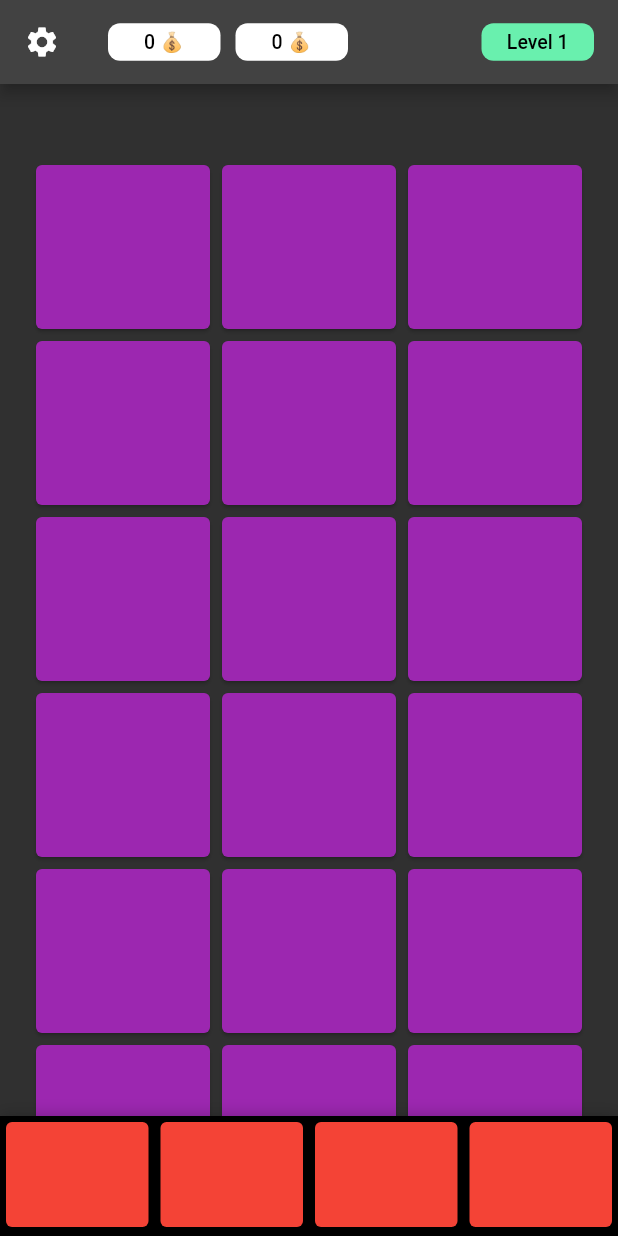
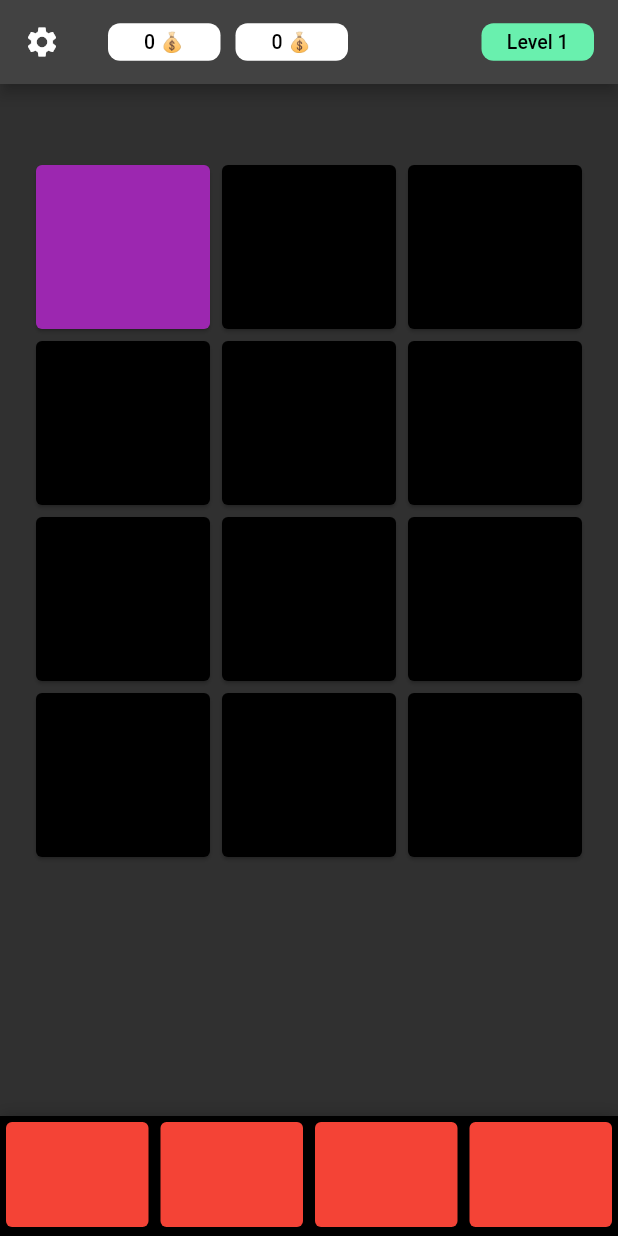
Before and after one commit to scancetin/idle-game, a Flutter app: the screen it shows after launch, on a phone screen of 412 x 824 dp. Run offline on Flutter 3.47's test engine with Material 2 defaults, Android fonts, the phone set to English and light mode, and no system bars; drawn by our look-alikes of sliding_up_panel; our stand-ins replace shared_preferences.

Commit message:
add crop functions added

```diff
--- a/lib/constants.dart
+++ /dev/null
@@ -1 +0,0 @@
-class K {}
--- a/lib/main.dart
+++ b/lib/main.dart
@@ -1,6 +1,7 @@
 // ignore_for_file: prefer_const_constructors
 
 import 'package:flutter/material.dart';
+import 'package:idle_game/model/crop_model.dart';
 import 'package:idle_game/view/home_view.dart';
 import 'package:provider/provider.dart';
 import 'model/user_shared_prefs.dart';
@@ -8,11 +9,13 @@ import 'model/user_shared_prefs.dart';
 Future<void> main() async {
   WidgetsFlutterBinding.ensureInitialized();
   await UserSimplePrefs.init();
+  await CropModel.init();
 
   runApp(
     MultiProvider(
       providers: [
         ChangeNotifierProvider(create: (_) => UserSimplePrefs()),
+        ChangeNotifierProvider(create: (_) => CropModel()),
       ],
       child: const MyApp(),
     ),
--- /dev/null
+++ b/lib/model/crop_model.dart
@@ -0,0 +1,66 @@
+// ignore_for_file: avoid_print, unused_field
+
+import 'package:flutter/cupertino.dart';
+import 'package:shared_preferences/shared_preferences.dart';
+
+class CropModel extends ChangeNotifier {
+  static late SharedPreferences _prefs;
+  static const String _plotSize = "plotSize";
+  static const String _cropSize = "cropSize";
+  static const String _cropsById = "cropsById";
+
+  static Future init() async {
+    _prefs = await SharedPreferences.getInstance();
+  }
+
+  int get plotSize => _prefs.getInt(_plotSize) ?? 4;
+  int get cropSize => _prefs.getInt(_cropSize) ?? 1;
+  List<String> get cropsById => _prefs.getStringList(_cropsById) ?? ["0"];
+  int cropByPlotId(int plotId) => int.parse(cropsById[plotId - 1]);
+
+  Future addCrop(int cropId) async {
+    List<String> newList = cropsById;
+    newList.add(cropId.toString());
+    await _prefs.setStringList(_cropsById, newList);
+    await _prefs.setInt(_cropSize, cropSize + 1);
+    notifyListeners();
+  }
+
+  Future addPlot() async {
+    await _prefs.setInt(_plotSize, plotSize + 1);
+    notifyListeners();
+  }
+
+  Future restartCrops() async {
+    await _prefs.setStringList(_cropsById, ["0"]);
+    await _prefs.setInt(_cropSize, 1);
+    await _prefs.setInt(_plotSize, 4);
+    notifyListeners();
+  }
+  // late int _plotSize;
+  // late int _cropSize;
+  // late List<int> _cropsById;
+
+  // CropModel() {
+  //   _plotSize = 4;
+  //   _cropSize = 1;
+  //   _cropsById = [0];
+  // }
+
+  // int get plotSize => _plotSize;
+  // int get cropSize => _cropSize;
+  // List<int> get cropsById => _cropsById;
+  // int cropByPlotId(int plotId) => _cropsById[plotId - 1];
+
+  // void addCrop(int cropId) {
+  //   _cropsById.add(cropId);
+  //   _cropSize++;
+  //   print(_cropsById);
+  //   notifyListeners();
+  // }
+
+  // void addPlot() {
+  //   _plotSize += 1;
+  //   notifyListeners();
+  // }
+}
--- /dev/null
+++ b/lib/util/constants.dart
@@ -0,0 +1,10 @@
+class KCrop {
+  static const List<String> cropNames = ["potato", "carrot", "tomato", "sunflower", "blueberry", "pumpkin", "strawberry", "corn", "eggplant", "watermelon"];
+  static const List<int> cropIds = [0, 1, 2, 3, 4, 5, 6, 7, 8, 9];
+  static const List<int> cropPrices = [1, 10, 100, 1000, 5000, 10000, 50000, 100000, 500000, 1000000];
+  static const List<int> cropIncomes = [1, 2, 4, 8, 16, 32, 64, 128, 256, 512];
+}
+
+class KMessages {}
+
+class KDesign {}
--- a/lib/view/components/crop_plot_components/crop_plot.dart
+++ b/lib/view/components/crop_plot_components/crop_plot.dart
@@ -1,25 +1,71 @@
 // ignore_for_file: prefer_const_constructors, avoid_print, unused_import
 
 import 'package:flutter/material.dart';
+import 'package:idle_game/model/crop_model.dart';
 import 'package:idle_game/model/user_shared_prefs.dart';
+import 'package:idle_game/util/constants.dart';
 import 'package:provider/provider.dart';
 
 class CropPlot extends StatelessWidget {
-  const CropPlot({Key? key}) : super(key: key);
+  final int plotId;
+  const CropPlot({Key? key, required this.plotId}) : super(key: key);
 
   @override
   Widget build(BuildContext context) {
-    return Consumer<UserSimplePrefs>(builder: (context, model, child) {
+    return Consumer2<UserSimplePrefs, CropModel>(builder: (context, userModel, cropModel, child) {
       return GestureDetector(
-        child: Card(
-          color: Colors.purple,
-          child: Container(),
-        ),
+        child: cropCardWidget(cropModel),
         onTap: () {
-          model.setCoin(1);
-          model.nextLvlCheck();
+          print(plotId);
+          print(cropModel.cropSize);
+
+          if (cropModel.cropSize >= plotId) {
+            //! böyle almak yerine crop modele bir değişken eklenebilir veya farklı şekillerde yapılabilir
+            userModel.setCoin(KCrop.cropIncomes[cropModel.cropByPlotId(plotId)]);
+            userModel.nextLvlCheck();
+          } else if (cropModel.cropSize + 1 == plotId) {
+            _showMaterialDialog(context, cropModel);
+          }
         },
       );
     });
   }
+
+  Widget cropCardWidget(CropModel cropModel) {
+    return Card(
+      color: cropModel.cropSize >= plotId ? Colors.purple : Colors.black,
+      child: Container(),
+    );
+  }
+
+  void _showMaterialDialog(BuildContext context, CropModel cropModel) {
+    showDialog(
+        barrierDismissible: false,
+        context: context,
+        builder: (context) {
+          return WillPopScope(
+            onWillPop: () async => false,
+            child: AlertDialog(
+              backgroundColor: Colors.amber,
+              title: Center(
+                  child: Text(
+                "ASD",
+                style: TextStyle(color: Colors.black, fontSize: 20),
+              )),
+              actions: <Widget>[
+                TextButton(
+                  onPressed: () {
+                    cropModel.addCrop(5);
+                    if (cropModel.cropSize > cropModel.plotSize * 3 - 3) {
+                      cropModel.addPlot();
+                    }
+                    Navigator.pop(context, true);
+                  },
+                  child: Text("Constants.PO", style: TextStyle(color: Colors.black, fontSize: 20)),
+                ),
+              ],
+            ),
+          );
+        });
+  }
 }
--- a/lib/view/components/crop_plot_components/crop_plot_line.dart
+++ b/lib/view/components/crop_plot_components/crop_plot_line.dart
@@ -1,23 +1,21 @@
 // ignore_for_file: prefer_const_constructors
 
 import 'package:flutter/material.dart';
-
 import 'crop_plot.dart';
 
 class CropPlotLine extends StatelessWidget {
-  const CropPlotLine({super.key});
+  final int cropLineNo;
+  const CropPlotLine({super.key, required this.cropLineNo});
 
   @override
   Widget build(BuildContext context) {
     return SizedBox(
       height: MediaQuery.of(context).size.width / 3 - 20,
-      // width: MediaQuery.of(context).size.width / 3,
       child: Row(
-        // ignore: prefer_const_literals_to_create_immutables
         children: [
-          Expanded(child: CropPlot()),
-          Expanded(child: CropPlot()),
-          Expanded(child: CropPlot()),
+          Expanded(child: CropPlot(plotId: cropLineNo * 3 + 1)),
+          Expanded(child: CropPlot(plotId: cropLineNo * 3 + 2)),
+          Expanded(child: CropPlot(plotId: cropLineNo * 3 + 3)),
         ],
       ),
     );
--- a/lib/view/home_view.dart
+++ b/lib/view/home_view.dart
@@ -1,8 +1,11 @@
 // ignore_for_file: prefer_const_constructors, avoid_unnecessary_containers, prefer_const_literals_to_create_immutables
 
 import 'package:flutter/material.dart';
+import 'package:idle_game/model/crop_model.dart';
+import 'package:idle_game/model/user_shared_prefs.dart';
 import 'package:idle_game/view/layout/crop_plot_layout.dart';
 import 'package:idle_game/view/layout/sliding_panel_layout.dart';
+import 'package:provider/provider.dart';
 import 'package:sliding_up_panel/sliding_up_panel.dart';
 import 'components/app_bar_components/level_widget.dart';
 import 'components/app_bar_components/point_widget.dart';
@@ -14,7 +17,15 @@ class HomeView extends StatelessWidget {
   Widget build(BuildContext context) {
     return Scaffold(
       appBar: AppBar(
-        leading: Icon(Icons.settings),
+        leading: Consumer2<UserSimplePrefs, CropModel>(builder: (context, userModel, cropModel, child) {
+          return IconButton(
+            icon: Icon(Icons.settings),
+            onPressed: () {
+              cropModel.restartCrops();
+              userModel.restartStats();
+            },
+          );
+        }),
         title: Row(
           children: [
             PointWidget(isSpecialCoin: true),
--- a/lib/view/layout/crop_plot_layout.dart
+++ b/lib/view/layout/crop_plot_layout.dart
@@ -1,6 +1,8 @@
 // ignore_for_file: prefer_const_literals_to_create_immutables, prefer_const_constructors
 
 import 'package:flutter/material.dart';
+import 'package:idle_game/model/crop_model.dart';
+import 'package:provider/provider.dart';
 import '../components/crop_plot_components/crop_plot_line.dart';
 
 class CropPlotLayout extends StatelessWidget {
@@ -8,25 +10,18 @@ class CropPlotLayout extends StatelessWidget {
 
   @override
   Widget build(BuildContext context) {
-    return Padding(
-      padding: EdgeInsets.only(left: 20, right: 20, top: 50, bottom: 120),
-      child: ListView(
-        children: [
-          CropPlotLine(),
-          CropPlotLine(),
-          CropPlotLine(),
-          CropPlotLine(),
-          CropPlotLine(),
-          CropPlotLine(),
-          CropPlotLine(),
-          CropPlotLine(),
-          CropPlotLine(),
-          Container(
-            height: 50,
-            color: Colors.blue,
-          ),
-        ],
-      ),
-    );
+    return Consumer<CropModel>(builder: (context, model, child) {
+      return Padding(
+        padding: EdgeInsets.only(left: 20, right: 20, top: 50, bottom: 120),
+        child: ListView.builder(
+            itemCount: model.plotSize,
+            itemBuilder: (context, index) {
+              return CropPlotLine(cropLineNo: index);
+            }),
+        // provider ile crop ekleme -- bir sonraki plot için + simgesi gösterilir, sonrakiler soluk renkte gösterilir.
+        // model'e List<int> değişkeni eklenip bu değişkene var olan cropların id'si eklenir boş croplar için null değeri? ve verilebilir.
+        // cropLineNo * 3 + line'daki sırası ile cropPlotLine no'suna ulaşılır.
+      );
+    });
   }
 }
--- a/lib/view/layout/sliding_panel_layout.dart
+++ b/lib/view/layout/sliding_panel_layout.dart
@@ -1,8 +1,6 @@
 // ignore_for_file: prefer_const_constructors, avoid_unnecessary_containers, sized_box_for_whitespace
 
 import 'package:flutter/material.dart';
-
-import '../components/crop_plot_components/crop_plot_line.dart';
 
 class SlidingPanelLayout extends StatelessWidget {
   const SlidingPanelLayout({Key? key}) : super(key: key);
@@ -25,15 +23,15 @@ class SlidingPanelLayout extends StatelessWidget {
           child: ListView(
             // ignore: prefer_const_literals_to_create_immutables
             children: [
-              CropPlotLine(),
-              CropPlotLine(),
-              CropPlotLine(),
-              CropPlotLine(),
-              CropPlotLine(),
-              CropPlotLine(),
-              CropPlotLine(),
-              CropPlotLine(),
-              CropPlotLine(),
+              // CropPlotLine(cropLineNo: 0),
+              // CropPlotLine(cropLineNo: 1),
+              // CropPlotLine(cropLineNo: 2),
+              // CropPlotLine(cropLineNo: 3),
+              // CropPlotLine(cropLineNo: 4),
+              // CropPlotLine(cropLineNo: 5),
+              // CropPlotLine(cropLineNo: 6),
+              // CropPlotLine(cropLineNo: 7),
+              // CropPlotLine(cropLineNo: 8),
             ],
           ),
         ),
```
Also changed, not shown: lib/model/user_shared_prefs.dart (+9 -1 lines).
